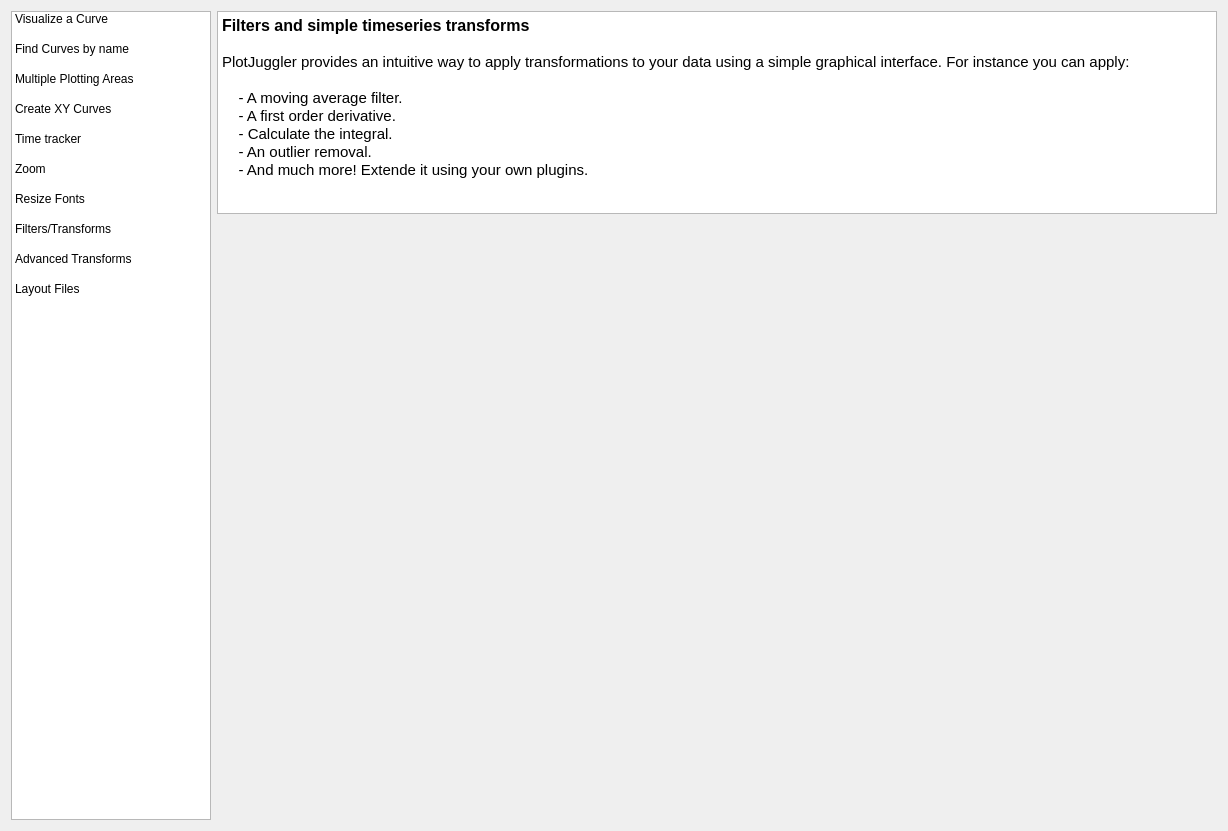
Before: the Qt Designer form plotter_gui/cheatsheet/cheatsheet_dialog.ui in ziparker/PlotJuggler, drawn with Qt 5.
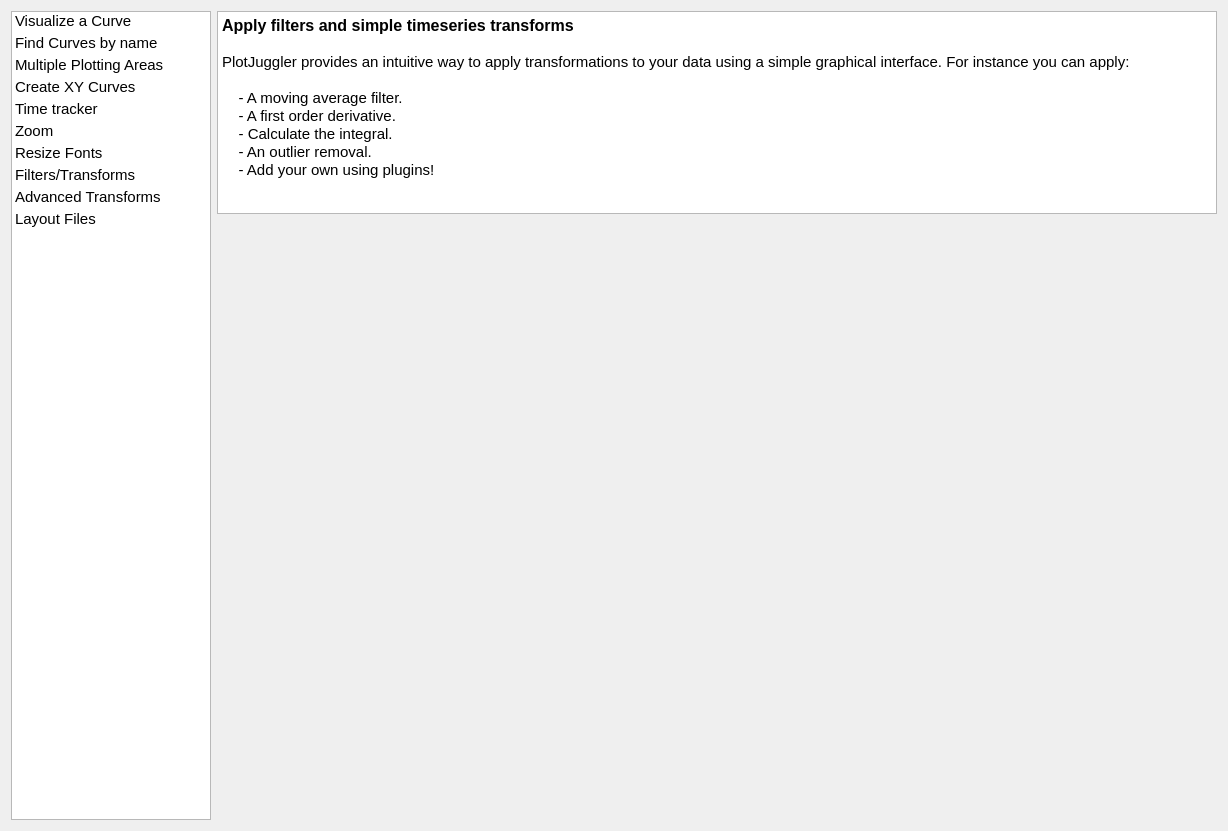
After: the same form once the commit is applied.

The edit to the form file:
```diff
--- a/plotter_gui/cheatsheet/cheatsheet_dialog.ui
+++ b/plotter_gui/cheatsheet/cheatsheet_dialog.ui
@@ -30,13 +30,18 @@
          <height>16777215</height>
         </size>
        </property>
+       <property name="font">
+        <font>
+         <pointsize>11</pointsize>
+        </font>
+       </property>
        <property name="spacing">
         <number>2</number>
        </property>
        <property name="gridSize">
         <size>
          <width>196</width>
-         <height>30</height>
+         <height>22</height>
         </size>
        </property>
        <item>
@@ -454,7 +459,7 @@
 &lt;html&gt;&lt;head&gt;&lt;meta name=&quot;qrichtext&quot; content=&quot;1&quot; /&gt;&lt;style type=&quot;text/css&quot;&gt;
 p, li { white-space: pre-wrap; }
 &lt;/style&gt;&lt;/head&gt;&lt;body style=&quot; font-family:'Ubuntu'; font-size:11pt; font-weight:400; font-style:normal;&quot;&gt;
-&lt;p style=&quot; margin-top:0px; margin-bottom:0px; margin-left:0px; margin-right:0px; -qt-block-indent:0; text-indent:0px;&quot;&gt;&lt;span style=&quot; font-size:12pt; font-weight:600;&quot;&gt;Filters and simple timeseries transforms&lt;/span&gt;&lt;/p&gt;
+&lt;p style=&quot; margin-top:0px; margin-bottom:0px; margin-left:0px; margin-right:0px; -qt-block-indent:0; text-indent:0px;&quot;&gt;&lt;span style=&quot; font-size:12pt; font-weight:600;&quot;&gt;Apply filters and simple timeseries transforms&lt;/span&gt;&lt;/p&gt;
 &lt;p style=&quot;-qt-paragraph-type:empty; margin-top:0px; margin-bottom:0px; margin-left:0px; margin-right:0px; -qt-block-indent:0; text-indent:0px;&quot;&gt;&lt;br /&gt;&lt;/p&gt;
 &lt;p style=&quot; margin-top:0px; margin-bottom:0px; margin-left:0px; margin-right:0px; -qt-block-indent:0; text-indent:0px;&quot;&gt;PlotJuggler provides an intuitive way to apply transformations to your data using a simple graphical interface. For instance you can apply:&lt;/p&gt;
 &lt;p style=&quot;-qt-paragraph-type:empty; margin-top:0px; margin-bottom:0px; margin-left:0px; margin-right:0px; -qt-block-indent:0; text-indent:0px;&quot;&gt;&lt;br /&gt;&lt;/p&gt;
@@ -462,7 +467,7 @@
 &lt;p style=&quot; margin-top:0px; margin-bottom:0px; margin-left:0px; margin-right:0px; -qt-block-indent:0; text-indent:0px;&quot;&gt;    - A first order derivative.&lt;/p&gt;
 &lt;p style=&quot; margin-top:0px; margin-bottom:0px; margin-left:0px; margin-right:0px; -qt-block-indent:0; text-indent:0px;&quot;&gt;    - Calculate the integral.&lt;/p&gt;
 &lt;p style=&quot; margin-top:0px; margin-bottom:0px; margin-left:0px; margin-right:0px; -qt-block-indent:0; text-indent:0px;&quot;&gt;    - An outlier removal.&lt;/p&gt;
-&lt;p style=&quot; margin-top:0px; margin-bottom:0px; margin-left:0px; margin-right:0px; -qt-block-indent:0; text-indent:0px;&quot;&gt;    - And much more! Extende it using your own plugins.&lt;/p&gt;&lt;/body&gt;&lt;/html&gt;</string>
+&lt;p style=&quot; margin-top:0px; margin-bottom:0px; margin-left:0px; margin-right:0px; -qt-block-indent:0; text-indent:0px;&quot;&gt;    - Add your own using plugins!&lt;/p&gt;&lt;/body&gt;&lt;/html&gt;</string>
            </property>
           </widget>
          </item>
```
